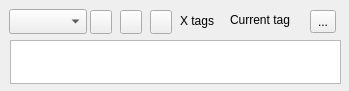
pwizard2/robojournal, file ui/editortagmanager.ui: the form before one commit.
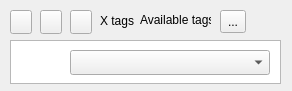
The form after the commit. Icons and pictures are not drawn.

Commit message: made more changes to tag interface

Patch:
```diff
--- a/ui/editortagmanager.ui
+++ b/ui/editortagmanager.ui
@@ -6,7 +6,7 @@
    <rect>
     <x>0</x>
     <y>0</y>
-    <width>349</width>
+    <width>292</width>
     <height>91</height>
    </rect>
   </property>
@@ -24,7 +24,7 @@
     <rect>
      <x>10</x>
      <y>40</y>
-     <width>331</width>
+     <width>271</width>
      <height>44</height>
     </rect>
    </property>
@@ -47,7 +47,7 @@
   <widget class="QToolButton" name="NewTag">
    <property name="geometry">
     <rect>
-     <x>120</x>
+     <x>40</x>
      <y>10</y>
      <width>22</width>
      <height>24</height>
@@ -67,7 +67,7 @@
   <widget class="QToolButton" name="AddTag">
    <property name="geometry">
     <rect>
-     <x>90</x>
+     <x>10</x>
      <y>10</y>
      <width>22</width>
      <height>24</height>
@@ -91,7 +91,7 @@
   <widget class="QToolButton" name="RemoveTag">
    <property name="geometry">
     <rect>
-     <x>150</x>
+     <x>70</x>
      <y>10</y>
      <width>22</width>
      <height>24</height>
@@ -111,17 +111,23 @@
   <widget class="QComboBox" name="AvailableTags">
    <property name="geometry">
     <rect>
-     <x>9</x>
-     <y>9</y>
-     <width>78</width>
+     <x>70</x>
+     <y>50</y>
+     <width>200</width>
      <height>25</height>
     </rect>
    </property>
+   <property name="minimumSize">
+    <size>
+     <width>200</width>
+     <height>0</height>
+    </size>
+   </property>
   </widget>
   <widget class="QLabel" name="TagCount">
    <property name="geometry">
     <rect>
-     <x>180</x>
+     <x>100</x>
      <y>10</y>
      <width>41</width>
      <height>21</height>
@@ -134,20 +140,20 @@
   <widget class="QLabel" name="SelectTag">
    <property name="geometry">
     <rect>
-     <x>230</x>
+     <x>140</x>
      <y>10</y>
      <width>71</width>
      <height>20</height>
     </rect>
    </property>
    <property name="text">
-    <string>Current tag</string>
+    <string>Available tags</string>
    </property>
   </widget>
   <widget class="QToolButton" name="RevertTags">
    <property name="geometry">
     <rect>
-     <x>310</x>
+     <x>220</x>
      <y>10</y>
      <width>26</width>
      <height>23</height>
```
Left out of the diff: 6 changed lines with no effect on the pictures. The commit also changes 5 other files.
